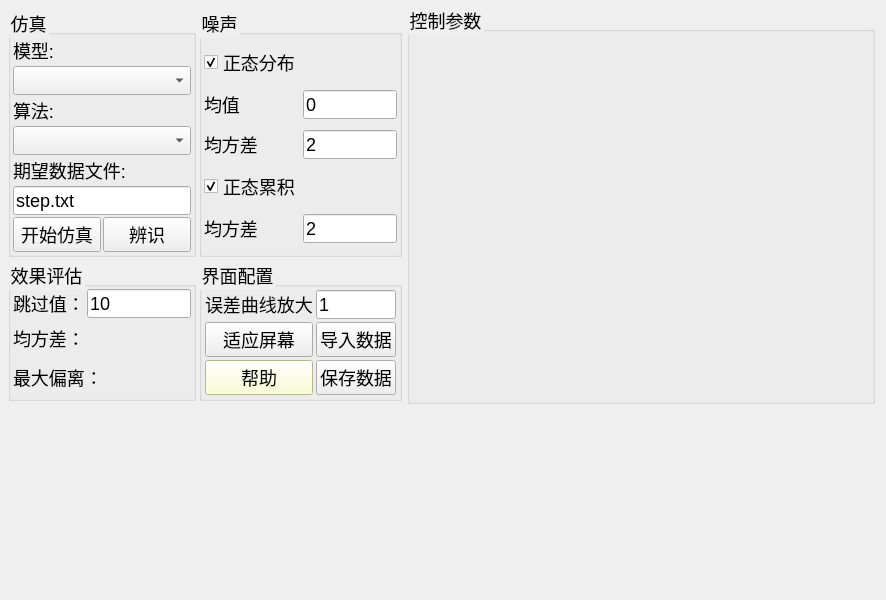
Qt form pidsim/mainwindow.ui (yangzigy/pidtool) before a commit.
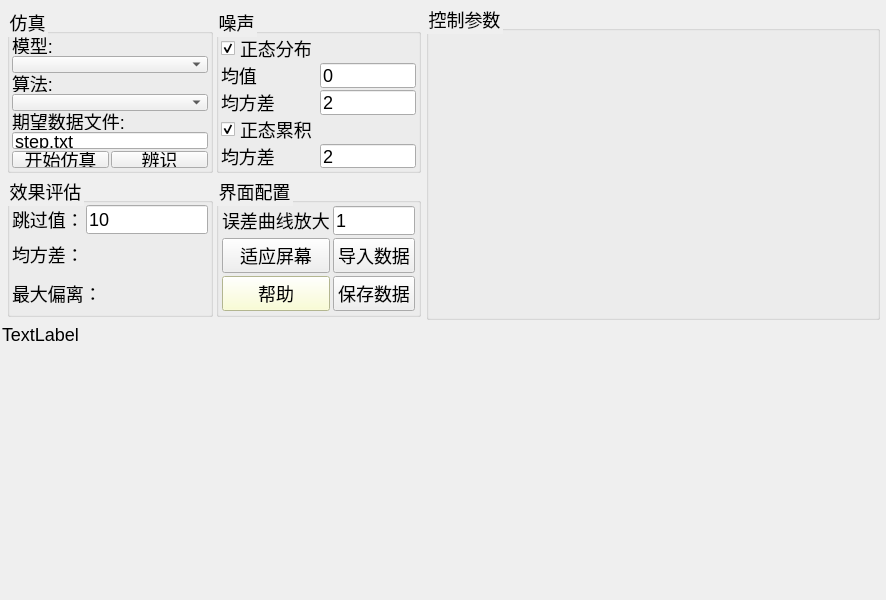
The same form after that commit.

```diff
--- a/pidsim/mainwindow.ui
+++ b/pidsim/mainwindow.ui
@@ -25,23 +25,67 @@
   <widget class="QWidget" name="centralWidget">
    <layout class="QGridLayout" name="gridLayout">
     <property name="leftMargin">
-     <number>3</number>
+     <number>2</number>
     </property>
     <property name="topMargin">
-     <number>3</number>
+     <number>2</number>
     </property>
     <property name="rightMargin">
-     <number>3</number>
+     <number>2</number>
     </property>
     <property name="bottomMargin">
-     <number>3</number>
+     <number>2</number>
     </property>
+    <property name="spacing">
+     <number>2</number>
+    </property>
+    <item row="2" column="0" colspan="2">
+     <widget class="QFrame" name="gridFrame_2">
+      <property name="minimumSize">
+       <size>
+        <width>200</width>
+        <height>0</height>
+       </size>
+      </property>
+      <property name="font">
+       <font>
+        <pointsize>-1</pointsize>
+        <weight>50</weight>
+        <italic>false</italic>
+        <bold>false</bold>
+       </font>
+      </property>
+      <layout class="QGridLayout" name="grid_serial">
+       <property name="leftMargin">
+        <number>3</number>
+       </property>
+       <property name="topMargin">
+        <number>3</number>
+       </property>
+       <property name="rightMargin">
+        <number>3</number>
+       </property>
+       <property name="bottomMargin">
+        <number>3</number>
+       </property>
+       <property name="spacing">
+        <number>3</number>
+       </property>
+      </layout>
+     </widget>
+    </item>
     <item row="0" column="0">
      <widget class="QWidget" name="widget" native="true">
       <property name="minimumSize">
        <size>
         <width>0</width>
-        <height>200</height>
+        <height>300</height>
+       </size>
+      </property>
+      <property name="maximumSize">
+       <size>
+        <width>16777215</width>
+        <height>320</height>
        </size>
       </property>
       <layout class="QGridLayout" name="gridLayout_7">
@@ -88,13 +132,13 @@
         <widget class="QWidget" name="widget_6" native="true">
          <property name="minimumSize">
           <size>
-           <width>400</width>
+           <width>420</width>
            <height>0</height>
           </size>
          </property>
          <property name="maximumSize">
           <size>
-           <width>400</width>
+           <width>420</width>
            <height>16777215</height>
           </size>
          </property>
@@ -399,39 +443,23 @@
       </layout>
      </widget>
     </item>
-    <item row="1" column="0" colspan="2">
-     <widget class="QFrame" name="gridFrame_2">
+    <item row="1" column="0">
+     <widget class="QLabel" name="lb_curve_data">
       <property name="minimumSize">
        <size>
-        <width>200</width>
-        <height>0</height>
+        <width>0</width>
+        <height>20</height>
        </size>
       </property>
-      <property name="font">
-       <font>
-        <pointsize>-1</pointsize>
-        <weight>50</weight>
-        <italic>false</italic>
-        <bold>false</bold>
-       </font>
+      <property name="maximumSize">
+       <size>
+        <width>16777215</width>
+        <height>20</height>
+       </size>
       </property>
-      <layout class="QGridLayout" name="grid_serial">
-       <property name="leftMargin">
-        <number>3</number>
-       </property>
-       <property name="topMargin">
-        <number>3</number>
-       </property>
-       <property name="rightMargin">
-        <number>3</number>
-       </property>
-       <property name="bottomMargin">
-        <number>3</number>
-       </property>
-       <property name="spacing">
-        <number>3</number>
-       </property>
-      </layout>
+      <property name="text">
+       <string>TextLabel</string>
+      </property>
      </widget>
     </item>
    </layout>
```
